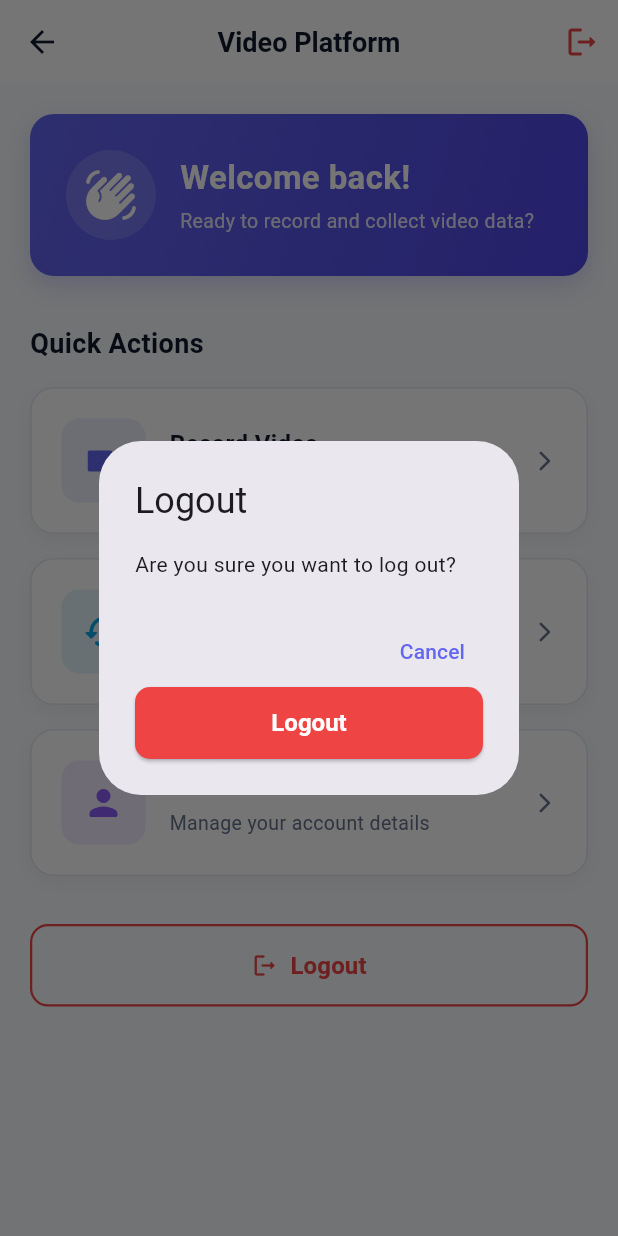
After one commit to pittaanji9390-afk/video_data_app, a Flutter app: the HomeScreen screen opened by its route, after a tap on "Logout", on a phone screen of 412 x 824 dp. The commit adds this screen. Run offline on Flutter 3.47's test engine with Material 3 defaults, Android fonts, the phone set to English and light mode, and no system bars.

Commit message:
feat: implement Home Screen UI in Flutter with welcome banner, Record Video, Upload History, Profile, and Logout navigation

```diff
--- a/mobile-app/lib/config/routes/app_routes.dart
+++ b/mobile-app/lib/config/routes/app_routes.dart
@@ -1,4 +1,5 @@
 import 'package:flutter/material.dart';
+import '../../screens/home/home_screen.dart';
 import '../../screens/login/login_screen.dart';
 import '../../screens/splash/splash_screen.dart';
 
@@ -17,6 +18,7 @@ class AppRoutes {
     return {
       splash: (context) => const SplashScreen(),
       login: (context) => const LoginScreen(),
+      home: (context) => const HomeScreen(),
     };
   }
 
@@ -27,6 +29,8 @@ class AppRoutes {
         return MaterialPageRoute(builder: (_) => const SplashScreen());
       case login:
         return MaterialPageRoute(builder: (_) => const LoginScreen());
+      case home:
+        return MaterialPageRoute(builder: (_) => const HomeScreen());
       default:
         return MaterialPageRoute(
           builder: (_) => Scaffold(
--- /dev/null
+++ b/mobile-app/lib/screens/home/home_screen.dart
@@ -0,0 +1,286 @@
+import 'package:flutter/material.dart';
+import '../../config/routes/app_routes.dart';
+import '../../core/constants/app_constants.dart';
+import '../../core/theme/app_colors.dart';
+
+class HomeScreen extends StatelessWidget {
+  const HomeScreen({super.key});
+
+  void _handleLogout(BuildContext context) {
+    showDialog(
+      context: context,
+      builder: (ctx) => AlertDialog(
+        title: const Text('Logout'),
+        content: const Text('Are you sure you want to log out?'),
+        actions: [
+          TextButton(
+            onPressed: () => Navigator.pop(ctx),
+            child: const Text('Cancel'),
+          ),
+          ElevatedButton(
+            onPressed: () {
+              Navigator.pop(ctx);
+              Navigator.pushReplacementNamed(context, AppRoutes.login);
+            },
+            style: ElevatedButton.styleFrom(
+              backgroundColor: AppColors.error,
+              foregroundColor: Colors.white,
+            ),
+            child: const Text('Logout'),
+          ),
+        ],
+      ),
+    );
+  }
+
+  void _showFeaturePlaceholder(BuildContext context, String title) {
+    ScaffoldMessenger.of(context).showSnackBar(
+      SnackBar(
+        content: Text('$title screen (Coming in next step)'),
+        behavior: SnackBarBehavior.floating,
+        duration: const Duration(seconds: 2),
+      ),
+    );
+  }
+
+  @override
+  Widget build(BuildContext context) {
+    final isDarkMode = Theme.of(context).brightness == Brightness.dark;
+
+    return Scaffold(
+      appBar: AppBar(
+        title: const Text(AppConstants.appName),
+        actions: [
+          IconButton(
+            icon: const Icon(Icons.logout_rounded, color: AppColors.error),
+            tooltip: 'Logout',
+            onPressed: () => _handleLogout(context),
+          ),
+        ],
+      ),
+      body: SafeArea(
+        child: SingleChildScrollView(
+          padding: const EdgeInsets.all(20.0),
+          child: Column(
+            crossAxisAlignment: CrossAxisAlignment.stretch,
+            children: [
+              // Welcome Banner Card
+              Container(
+                padding: const EdgeInsets.all(24.0),
+                decoration: BoxDecoration(
+                  gradient: const LinearGradient(
+                    colors: [AppColors.primary, AppColors.primaryDark],
+                    begin: Alignment.topLeft,
+                    end: Alignment.bottomRight,
+                  ),
+                  borderRadius: BorderRadius.circular(16.0),
+                  boxShadow: [
+                    BoxShadow(
+                      color: AppColors.primary.withAlpha(60),
+                      blurRadius: 12,
+                      offset: const Offset(0, 6),
+                    ),
+                  ],
+                ),
+                child: Row(
+                  children: [
+                    Container(
+                      padding: const EdgeInsets.all(12),
+                      decoration: BoxDecoration(
+                        color: Colors.white.withAlpha(40),
+                        shape: BoxShape.circle,
+                      ),
+                      child: const Icon(
+                        Icons.waving_hand_rounded,
+                        size: 36,
+                        color: Colors.white,
+                      ),
+                    ),
+                    const SizedBox(width: 16),
+                    Expanded(
+                      child: Column(
+                        crossAxisAlignment: CrossAxisAlignment.start,
+                        children: const [
+                          Text(
+                            'Welcome back!',
+                            style: TextStyle(
+                              fontSize: 22,
+                              fontWeight: FontWeight.bold,
+                              color: Colors.white,
+                            ),
+                          ),
+                          SizedBox(height: 4),
+                          Text(
+                            'Ready to record and collect video data?',
+                            style: TextStyle(
+                              fontSize: 13,
+                              color: Color.fromRGBO(255, 255, 255, 0.85),
+                            ),
+                          ),
+                        ],
+                      ),
+                    ),
+                  ],
+                ),
+              ),
+              const SizedBox(height: 32),
+
+              // Section Title
+              Text(
+                'Quick Actions',
+                style: TextStyle(
+                  fontSize: 18,
+                  fontWeight: FontWeight.bold,
+                  color: isDarkMode
+                      ? AppColors.textPrimaryDark
+                      : AppColors.textPrimaryLight,
+                ),
+              ),
+              const SizedBox(height: 16),
+
+              // 1. Record Video Primary Card
+              _buildActionCard(
+                context,
+                title: 'Record Video',
+                subtitle: 'Capture new video data sample',
+                icon: Icons.videocam_rounded,
+                color: AppColors.primary,
+                onTap: () => _showFeaturePlaceholder(context, 'Record Video'),
+              ),
+              const SizedBox(height: 16),
+
+              // 2. Upload History Card
+              _buildActionCard(
+                context,
+                title: 'Upload History',
+                subtitle: 'View your submitted video logs',
+                icon: Icons.history_rounded,
+                color: AppColors.secondary,
+                onTap: () => _showFeaturePlaceholder(context, 'Upload History'),
+              ),
+              const SizedBox(height: 16),
+
+              // 3. Profile Card
+              _buildActionCard(
+                context,
+                title: 'Profile',
+                subtitle: 'Manage your account details',
+                icon: Icons.person_rounded,
+                color: const Color(0xFF8B5CF6), // Purple
+                onTap: () => _showFeaturePlaceholder(context, 'Profile'),
+              ),
+              const SizedBox(height: 32),
+
+              // 4. Logout Button
+              OutlinedButton.icon(
+                onPressed: () => _handleLogout(context),
+                icon: const Icon(Icons.logout_rounded, color: AppColors.error),
+                label: const Text(
+                  'Logout',
+                  style: TextStyle(
+                    fontSize: 16,
+                    fontWeight: FontWeight.w600,
+                    color: AppColors.error,
+                  ),
+                ),
+                style: OutlinedButton.styleFrom(
+                  padding: const EdgeInsets.symmetric(vertical: 16),
+                  side: const BorderSide(color: AppColors.error, width: 1.5),
+                  shape: RoundedRectangleBorder(
+                    borderRadius: BorderRadius.circular(12),
+                  ),
+                ),
+              ),
+            ],
+          ),
+        ),
+      ),
+    );
+  }
+
+  Widget _buildActionCard(
+    BuildContext context, {
+    required String title,
+    required String subtitle,
+    required IconData icon,
+    required Color color,
+    required VoidCallback onTap,
+  }) {
+    final isDarkMode = Theme.of(context).brightness == Brightness.dark;
+
+    return InkWell(
+      onTap: onTap,
+      borderRadius: BorderRadius.circular(16),
+      child: Container(
+        padding: const EdgeInsets.all(20),
+        decoration: BoxDecoration(
+          color: isDarkMode ? AppColors.surfaceDark : AppColors.surfaceLight,
+          borderRadius: BorderRadius.circular(16),
+          border: Border.all(
+            color: isDarkMode
+                ? const Color(0xFF334155)
+                : const Color(0xFFE2E8F0),
+          ),
+          boxShadow: [
+            BoxShadow(
+              color: Colors.black.withAlpha(10),
+              blurRadius: 8,
+              offset: const Offset(0, 4),
+            ),
+          ],
+        ),
+        child: Row(
+          children: [
+            Container(
+              padding: const EdgeInsets.all(14),
+              decoration: BoxDecoration(
+                color: color.withAlpha(30),
+                borderRadius: BorderRadius.circular(12),
+              ),
+              child: Icon(
+                icon,
+                size: 28,
+                color: color,
+              ),
+            ),
+            const SizedBox(width: 16),
+            Expanded(
+              child: Column(
+                crossAxisAlignment: CrossAxisAlignment.start,
+                children: [
+                  Text(
+                    title,
+                    style: TextStyle(
+                      fontSize: 16,
+                      fontWeight: FontWeight.bold,
+                      color: isDarkMode
+                          ? AppColors.textPrimaryDark
+                          : AppColors.textPrimaryLight,
+                    ),
+                  ),
+                  const SizedBox(height: 4),
+                  Text(
+                    subtitle,
+                    style: TextStyle(
+                      fontSize: 13,
+                      color: isDarkMode
+                          ? AppColors.textSecondaryDark
+                          : AppColors.textSecondaryLight,
+                    ),
+                  ),
+                ],
+              ),
+            ),
+            Icon(
+              Icons.arrow_forward_ios_rounded,
+              size: 16,
+              color: isDarkMode
+                  ? AppColors.textSecondaryDark
+                  : AppColors.textSecondaryLight,
+            ),
+          ],
+        ),
+      ),
+    );
+  }
+}
--- a/mobile-app/lib/screens/login/login_screen.dart
+++ b/mobile-app/lib/screens/login/login_screen.dart
@@ -1,5 +1,6 @@
 import 'package:flutter/material.dart';
 import 'package:flutter/services.dart';
+import '../../config/routes/app_routes.dart';
 import '../../core/constants/app_constants.dart';
 import '../../core/theme/app_colors.dart';
 
@@ -30,9 +31,11 @@ class _LoginScreenState extends State<LoginScreen> {
           ),
           backgroundColor: AppColors.success,
           behavior: SnackBarBehavior.floating,
-          duration: const Duration(seconds: 3),
+          duration: const Duration(seconds: 2),
         ),
       );
+      // Navigate to Home Screen
+      Navigator.pushReplacementNamed(context, AppRoutes.home);
     }
   }
 
```
